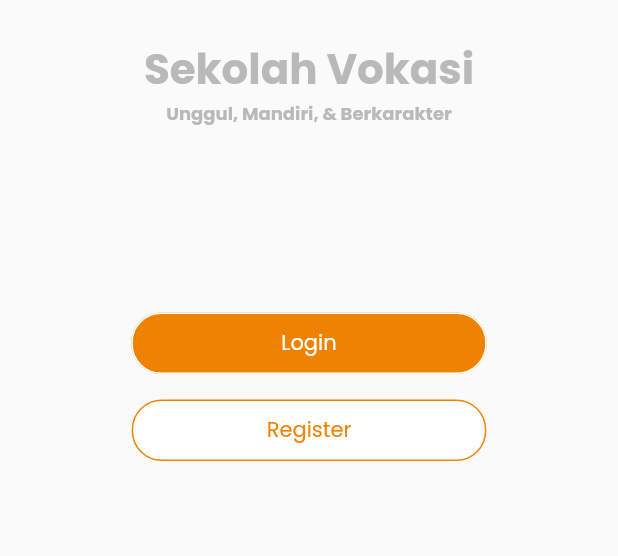
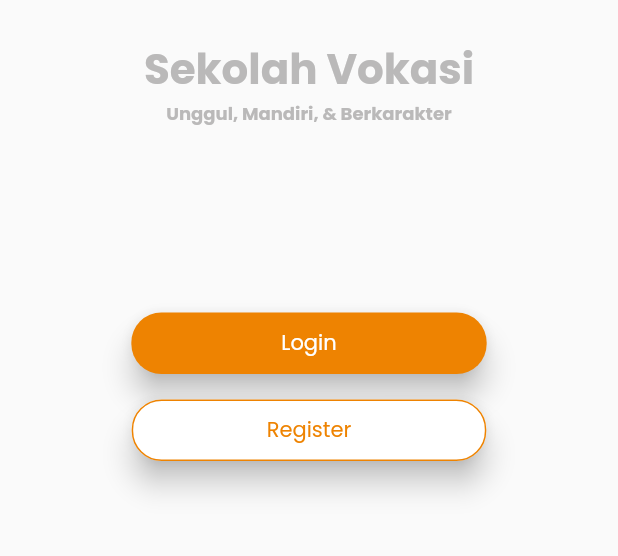
Before and after one commit to nthswny/Tugas_satu, a Flutter app: the screen it shows after launch, on a phone screen of 412 x 824 dp, the part 496-1052 px from its top. Run offline on Flutter 3.47's test engine with Material 2 defaults, Android fonts, the phone set to English and light mode, and no system bars; our stand-ins replace google_fonts.

Commit message:
Update main.dart

```diff
--- a/lib/main.dart
+++ b/lib/main.dart
@@ -48,13 +48,11 @@ class MyApp extends StatelessWidget {
                     color: Colors.white,
                   )),
               style: TextButton.styleFrom(
+                  shadowColor: Colors.black,
+                  elevation: 8,
                   backgroundColor: const Color(0xffEE8301),
                   padding:
                       const EdgeInsets.symmetric(horizontal: 100, vertical: 10),
-                  side: const BorderSide(
-                    width: 1,
-                    color: Colors.white,
-                  ),
                   shape: RoundedRectangleBorder(
                       borderRadius: BorderRadius.circular(20))),
               onPressed: () => print('Login'),
@@ -70,6 +68,8 @@ class MyApp extends StatelessWidget {
                     color: const Color(0xffEE8301),
                   )),
               style: TextButton.styleFrom(
+                  shadowColor: Colors.black,
+                  elevation: 8,
                   backgroundColor: Colors.white,
                   side: const BorderSide(width: 1, color: Color(0xffEE8301)),
                   padding:
```
